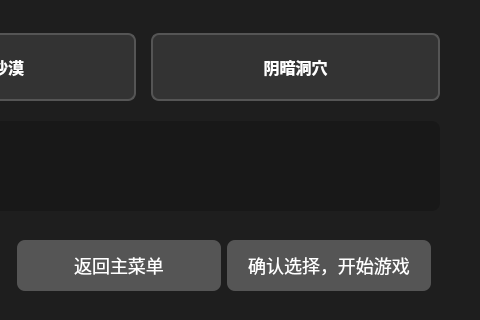
This is choose.ui in Microindole/Qt-Brotato as Qt 5 draws it before an edit; both pictures show x 800 to 1280 and y 480 to 800 of the 1280 by 800 pixel window. The edited form follows.
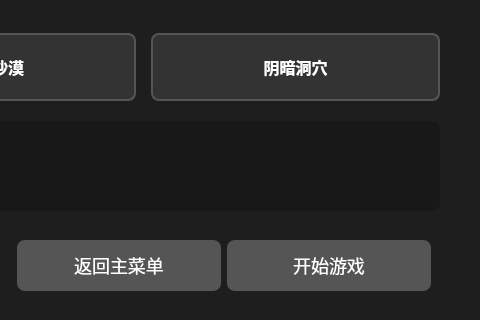
This is the edited form. Icons and pictures are not drawn.

Commit message: 解决地图预览和加载bug,平衡了游戏参数

```diff
--- a/choose.ui
+++ b/choose.ui
@@ -420,7 +420,7 @@
       <item>
        <widget class="QPushButton" name="confirmButton">
         <property name="text">
-         <string>确认选择，开始游戏</string>
+         <string>开始游戏</string>
         </property>
        </widget>
       </item>
```
The commit also changes 10 other files.
